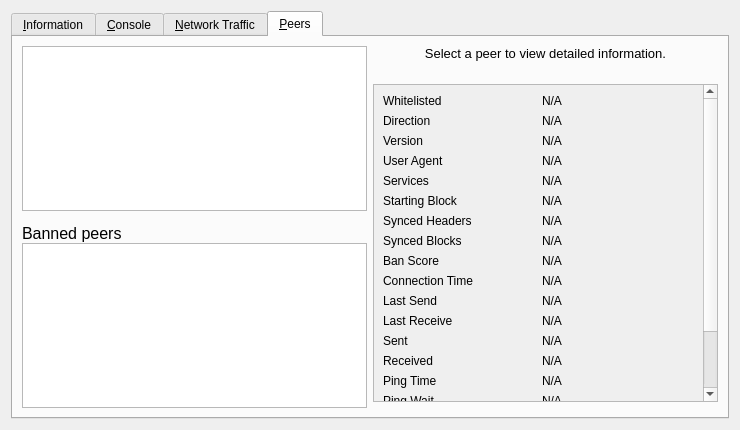
First picture: the form in src/qt/forms/debugwindow.ui, repository ip-gpu/KomodoOcean, before the edit.
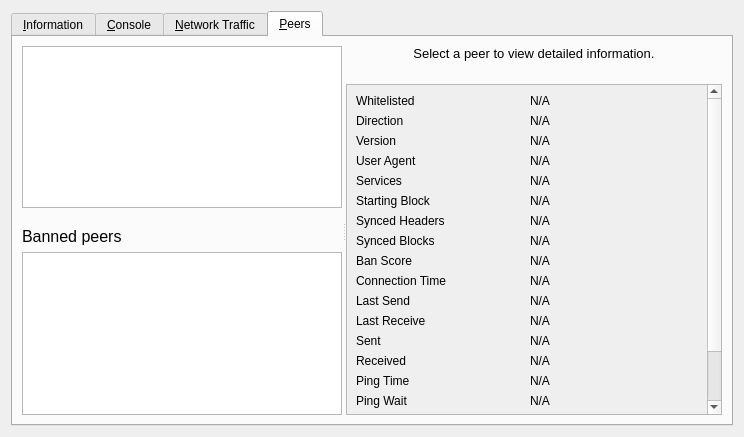
Second picture: the form after the edit. The open tabs and pages were chosen to show the change. Icons and pictures are not drawn. Custom widgets are drawn as their Qt base class.

Commit message:
gui: debug window -> tab peers elems re-arrange
added scroll area for detailed peer info, added splitter
between detailed info and peer table

What changed in the file:
```diff
--- a/src/qt/forms/debugwindow.ui
+++ b/src/qt/forms/debugwindow.ui
@@ -6,8 +6,8 @@
    <rect>
     <x>0</x>
     <y>0</y>
-    <width>740</width>
-    <height>430</height>
+    <width>744</width>
+    <height>437</height>
    </rect>
   </property>
   <property name="windowTitle">
@@ -848,8 +848,144 @@
       <attribute name="title">
        <string>&amp;Peers</string>
       </attribute>
-      <layout class="QGridLayout" name="gridLayout_2">
-       <item row="1" column="1">
+      <layout class="QVBoxLayout" name="verticalLayout_7">
+       <item>
+        <widget class="QSplitter" name="splitter">
+         <property name="orientation">
+          <enum>Qt::Horizontal</enum>
+         </property>
+         <widget class="QWidget" name="widget_1" native="true">
+          <layout class="QVBoxLayout" name="verticalLayout_101">
+           <property name="spacing">
+            <number>6</number>
+           </property>
+           <item>
+            <widget class="QTableView" name="peerWidget">
+             <property name="horizontalScrollBarPolicy">
+              <enum>Qt::ScrollBarAsNeeded</enum>
+             </property>
+             <property name="tabKeyNavigation">
+              <bool>false</bool>
+             </property>
+             <property name="sortingEnabled">
+              <bool>true</bool>
+             </property>
+             <attribute name="horizontalHeaderHighlightSections">
+              <bool>false</bool>
+             </attribute>
+            </widget>
+           </item>
+           <item>
+            <widget class="QLabel" name="banHeading">
+             <property name="sizePolicy">
+              <sizepolicy hsizetype="Preferred" vsizetype="Minimum">
+               <horstretch>0</horstretch>
+               <verstretch>0</verstretch>
+              </sizepolicy>
+             </property>
+             <property name="minimumSize">
+              <size>
+               <width>0</width>
+               <height>32</height>
+              </size>
+             </property>
+             <property name="maximumSize">
+              <size>
+               <width>16777215</width>
+               <height>32</height>
+              </size>
+             </property>
+             <property name="font">
+              <font>
+               <pointsize>12</pointsize>
+              </font>
+             </property>
+             <property name="cursor">
+              <cursorShape>IBeamCursor</cursorShape>
+             </property>
+             <property name="text">
+              <string>Banned peers</string>
+             </property>
+             <property name="alignment">
+              <set>Qt::AlignBottom|Qt::AlignLeading|Qt::AlignLeft</set>
+             </property>
+             <property name="wordWrap">
+              <bool>true</bool>
+             </property>
+             <property name="textInteractionFlags">
+              <set>Qt::NoTextInteraction</set>
+             </property>
+            </widget>
+           </item>
+           <item>
+            <widget class="QTableView" name="banlistWidget">
+             <property name="sizePolicy">
+              <sizepolicy hsizetype="Expanding" vsizetype="Expanding">
+               <horstretch>0</horstretch>
+               <verstretch>0</verstretch>
+              </sizepolicy>
+             </property>
+             <property name="horizontalScrollBarPolicy">
+              <enum>Qt::ScrollBarAsNeeded</enum>
+             </property>
+             <property name="tabKeyNavigation">
+              <bool>false</bool>
+             </property>
+             <property name="sortingEnabled">
+              <bool>true</bool>
+             </property>
+             <attribute name="horizontalHeaderHighlightSections">
+              <bool>false</bool>
+             </attribute>
+            </widget>
+           </item>
+          </layout>
+         </widget>
+         <widget class="QWidget" name="widget_2" native="true">
+          <property name="minimumSize">
+           <size>
+            <width>50</width>
+            <height>0</height>
+           </size>
+          </property>
+          <layout class="QVBoxLayout" name="verticalLayout_6">
+           <item>
+            <widget class="QLabel" name="peerHeading">
+             <property name="sizePolicy">
+              <sizepolicy hsizetype="Preferred" vsizetype="Minimum">
+               <horstretch>0</horstretch>
+               <verstretch>0</verstretch>
+              </sizepolicy>
+             </property>
+             <property name="minimumSize">
+              <size>
+               <width>300</width>
+               <height>32</height>
+              </size>
+             </property>
+             <property name="font">
+              <font>
+               <pointsize>10</pointsize>
+              </font>
+             </property>
+             <property name="cursor">
+              <cursorShape>IBeamCursor</cursorShape>
+             </property>
+             <property name="text">
+              <string>Select a peer to view detailed information.</string>
+             </property>
+             <property name="alignment">
+              <set>Qt::AlignHCenter|Qt::AlignTop</set>
+             </property>
+             <property name="wordWrap">
+              <bool>true</bool>
+             </property>
+             <property name="textInteractionFlags">
+              <set>Qt::LinksAccessibleByMouse|Qt::TextSelectableByKeyboard|Qt::TextSelectableByMouse</set>
+             </property>
+            </widget>
+           </item>
+           <item>
         <widget class="QScrollArea" name="scrollArea">
          <property name="widgetResizable">
           <bool>true</bool>
@@ -859,7 +995,7 @@
            <rect>
             <x>0</x>
             <y>0</y>
-            <width>331</width>
+                <width>316</width>
             <height>455</height>
            </rect>
           </property>
@@ -1324,127 +1460,8 @@
          </widget>
         </widget>
        </item>
-       <item row="0" column="0" rowspan="3">
-        <layout class="QVBoxLayout" name="verticalLayout_101">
-         <property name="spacing">
-          <number>0</number>
-         </property>
-         <item>
-          <widget class="QTableView" name="peerWidget">
-           <property name="horizontalScrollBarPolicy">
-            <enum>Qt::ScrollBarAsNeeded</enum>
-           </property>
-           <property name="tabKeyNavigation">
-            <bool>false</bool>
-           </property>
-           <property name="sortingEnabled">
-            <bool>true</bool>
-           </property>
-           <attribute name="horizontalHeaderHighlightSections">
-            <bool>false</bool>
-           </attribute>
-          </widget>
-         </item>
-         <item>
-          <widget class="QLabel" name="banHeading">
-           <property name="sizePolicy">
-            <sizepolicy hsizetype="Preferred" vsizetype="Minimum">
-             <horstretch>0</horstretch>
-             <verstretch>0</verstretch>
-            </sizepolicy>
-           </property>
-           <property name="minimumSize">
-            <size>
-             <width>300</width>
-             <height>32</height>
-            </size>
-           </property>
-           <property name="maximumSize">
-            <size>
-             <width>16777215</width>
-             <height>32</height>
-            </size>
-           </property>
-           <property name="font">
-            <font>
-             <pointsize>12</pointsize>
-            </font>
-           </property>
-           <property name="cursor">
-            <cursorShape>IBeamCursor</cursorShape>
-           </property>
-           <property name="text">
-            <string>Banned peers</string>
-           </property>
-           <property name="alignment">
-            <set>Qt::AlignBottom|Qt::AlignLeading|Qt::AlignLeft</set>
-           </property>
-           <property name="wordWrap">
-            <bool>true</bool>
-           </property>
-           <property name="textInteractionFlags">
-            <set>Qt::NoTextInteraction</set>
-           </property>
-          </widget>
-         </item>
-         <item>
-          <widget class="QTableView" name="banlistWidget">
-           <property name="sizePolicy">
-            <sizepolicy hsizetype="Expanding" vsizetype="Expanding">
-             <horstretch>0</horstretch>
-             <verstretch>0</verstretch>
-            </sizepolicy>
-           </property>
-           <property name="horizontalScrollBarPolicy">
-            <enum>Qt::ScrollBarAsNeeded</enum>
-           </property>
-           <property name="tabKeyNavigation">
-            <bool>false</bool>
-           </property>
-           <property name="sortingEnabled">
-            <bool>true</bool>
-           </property>
-           <attribute name="horizontalHeaderHighlightSections">
-            <bool>false</bool>
-           </attribute>
-          </widget>
-         </item>
-        </layout>
-       </item>
-       <item row="0" column="1">
-        <widget class="QLabel" name="peerHeading">
-         <property name="sizePolicy">
-          <sizepolicy hsizetype="Preferred" vsizetype="Minimum">
-           <horstretch>0</horstretch>
-           <verstretch>0</verstretch>
-          </sizepolicy>
-         </property>
-         <property name="minimumSize">
-          <size>
-           <width>300</width>
-           <height>32</height>
-          </size>
-         </property>
-         <property name="font">
-          <font>
-           <pointsize>10</pointsize>
-          </font>
-         </property>
-         <property name="cursor">
-          <cursorShape>IBeamCursor</cursorShape>
-         </property>
-         <property name="text">
-          <string>Select a peer to view detailed information.</string>
-         </property>
-         <property name="alignment">
-          <set>Qt::AlignHCenter|Qt::AlignTop</set>
-         </property>
-         <property name="wordWrap">
-          <bool>true</bool>
-         </property>
-         <property name="textInteractionFlags">
-          <set>Qt::LinksAccessibleByMouse|Qt::TextSelectableByKeyboard|Qt::TextSelectableByMouse</set>
-         </property>
+          </layout>
+         </widget>
         </widget>
        </item>
       </layout>
```
Lines whose indentation alone changed are shown as unchanged.
